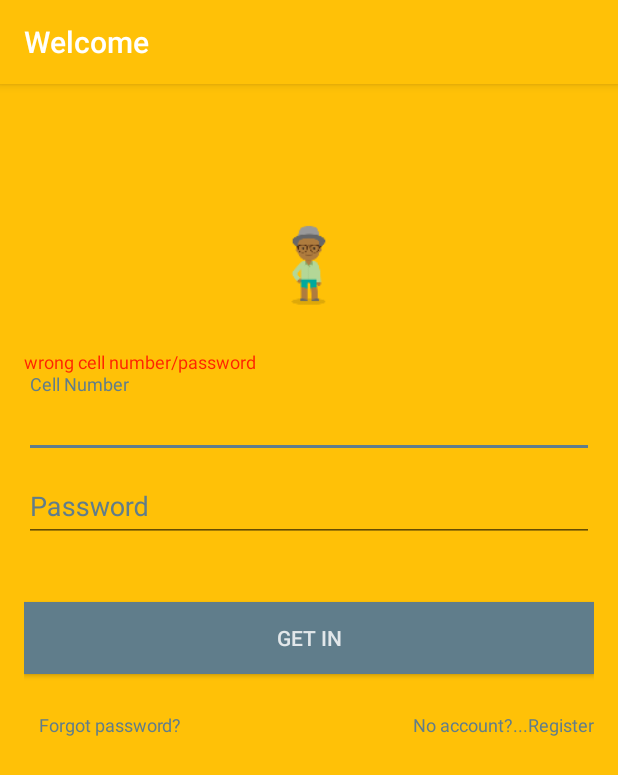
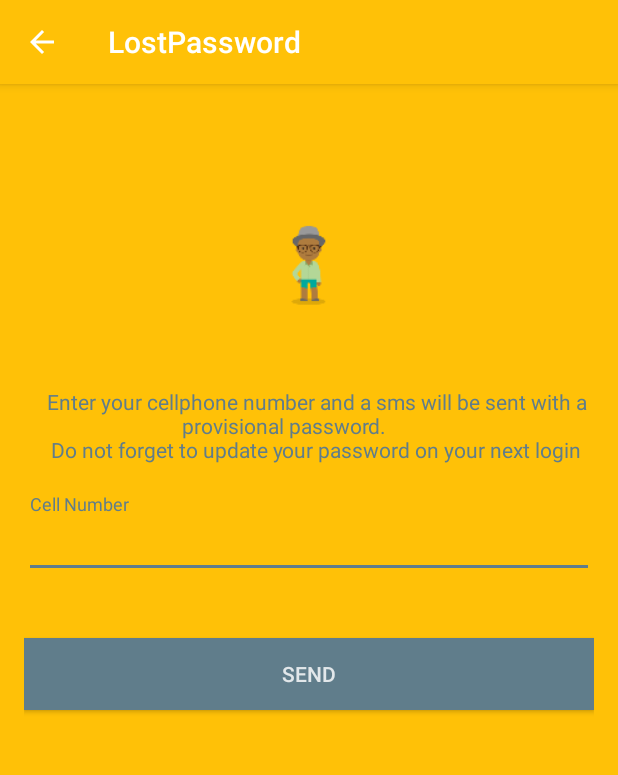
Before and after one commit to LNdame/ansteph_proj, an Android app: the Login screen opened directly, with no data from a screen before it, after a tap on "Forgot password?", on a phone screen of 412 x 824 dp. Shown: the top 775 px of the screen. Run offline under Robolectric (Android 15) with nearby library versions, the phone set to English and light mode, and no system bars; our stand-ins replace Volley; 1 other tap on this screen came first.

Commit message:
lost password half

```diff
--- /dev/null
+++ b/app/src/main/java/ansteph/com/beecab/view/registration/LostPassword.java
@@ -0,0 +1,26 @@
+package ansteph.com.beecab.view.registration;
+
+import android.os.Bundle;
+import android.support.design.widget.FloatingActionButton;
+import android.support.design.widget.Snackbar;
+import android.support.v7.app.AppCompatActivity;
+import android.support.v7.widget.Toolbar;
+import android.view.View;
+
+import ansteph.com.beecab.R;
+
+public class LostPassword extends AppCompatActivity {
+
+    @Override
+    protected void onCreate(Bundle savedInstanceState) {
+        super.onCreate(savedInstanceState);
+        setContentView(R.layout.activity_lost_password);
+        Toolbar toolbar = (Toolbar) findViewById(R.id.toolbar);
+        setSupportActionBar(toolbar);
+
+
+
+        getSupportActionBar().setDisplayHomeAsUpEnabled(true);
+    }
+
+}
--- /dev/null
+++ b/app/src/main/res/layout/activity_lost_password.xml
@@ -0,0 +1,29 @@
+<?xml version="1.0" encoding="utf-8"?>
+<android.support.design.widget.CoordinatorLayout
+    xmlns:android="http://schemas.android.com/apk/res/android"
+    xmlns:app="http://schemas.android.com/apk/res-auto"
+    xmlns:tools="http://schemas.android.com/tools"
+    android:layout_width="match_parent"
+    android:layout_height="match_parent"
+    android:fitsSystemWindows="true"
+    tools:context="ansteph.com.beecab.view.registration.LostPassword">
+
+    <android.support.design.widget.AppBarLayout
+        android:layout_width="match_parent"
+        android:layout_height="wrap_content"
+        android:theme="@style/AppTheme.AppBarOverlay">
+
+        <android.support.v7.widget.Toolbar
+            android:id="@+id/toolbar"
+            android:layout_width="match_parent"
+            android:layout_height="?attr/actionBarSize"
+            android:background="?attr/colorPrimary"
+            app:popupTheme="@style/AppTheme.PopupOverlay"/>
+
+    </android.support.design.widget.AppBarLayout>
+
+    <include layout="@layout/content_lost_password"/>
+
+
+
+</android.support.design.widget.CoordinatorLayout>
--- /dev/null
+++ b/app/src/main/res/layout/content_lost_password.xml
@@ -0,0 +1,92 @@
+<?xml version="1.0" encoding="utf-8"?>
+<LinearLayout
+    xmlns:android="http://schemas.android.com/apk/res/android"
+    xmlns:app="http://schemas.android.com/apk/res-auto"
+    xmlns:tools="http://schemas.android.com/tools"
+    android:layout_width="match_parent"
+    android:layout_height="match_parent"
+    android:paddingBottom="@dimen/activity_vertical_margin"
+    android:paddingLeft="@dimen/activity_horizontal_margin"
+    android:paddingRight="@dimen/activity_horizontal_margin"
+    android:paddingTop="@dimen/activity_vertical_margin"
+    android:orientation="vertical"
+    android:background="@color/colorPrimary"
+    app:layout_behavior="@string/appbar_scrolling_view_behavior"
+    tools:context="ansteph.com.beecab.view.registration.LostPassword"
+    tools:showIn="@layout/activity_lost_password">
+
+    <ImageView
+        android:layout_width="60dp"
+        android:layout_height="60dp"
+        android:layout_gravity="center_horizontal"
+        android:layout_marginBottom="25dp"
+        android:layout_marginTop="75dp"
+        android:src="@mipmap/ic_vusi" />
+    <RelativeLayout
+        android:layout_width="match_parent"
+        android:layout_height="wrap_content"
+        android:layout_marginTop="25dp"
+        android:layout_marginLeft="10dp"
+        android:layout_marginBottom="20dp"
+        android:orientation="horizontal">
+        <TextView
+            android:layout_width="match_parent"
+            android:layout_height="wrap_content"
+            android:textAppearance="?android:attr/textAppearanceSmall"
+            android:text="Enter your cellphone number and a sms will be sent with a provisional password.
+            \nDo not forget to update your password on your next login"
+            android:clickable="true"
+android:gravity="center_horizontal"
+            android:textColor="@color/colorAccent"
+            android:id="@+id/txtForgotPwd"
+            android:layout_alignParentLeft="true"
+            android:layout_gravity="center|bottom"
+            android:layout_alignParentEnd="true"/>
+
+
+
+    </RelativeLayout>
+
+
+    <TextView
+        android:layout_width="wrap_content"
+        android:layout_height="wrap_content"
+        android:text="wrong cell number/password"
+        android:visibility="gone"
+        android:textSize="12sp"
+        android:layout_marginRight="40dp"
+        android:textColor="@color/alert"
+        android:id="@+id/txtAlertMsg"
+        android:layout_gravity="left|bottom" />
+
+    <android.support.design.widget.TextInputLayout
+        android:id="@+id/input_layout_password"
+        android:layout_width="match_parent"
+        android:textColorHint="@color/colorAccent"
+        android:layout_height="wrap_content">
+
+        <EditText
+            android:id="@+id/input_cell"
+            android:layout_width="match_parent"
+            android:layout_height="wrap_content"
+            android:textColor="@color/colorAccent"
+            android:textColorHint="@color/colorAccent"
+            android:inputType="phone"
+            android:hint="@string/hint_mobile"
+            />
+    </android.support.design.widget.TextInputLayout>
+
+
+
+
+    <Button android:id="@+id/btn_signup"
+            android:layout_width="fill_parent"
+            android:layout_height="wrap_content"
+            android:text="@string/btn_send_forgotten"
+            android:elevation="8dp"
+            android:background="@color/colorAccent"
+            android:onClick="logClient"
+            android:layout_marginTop="40dp"
+            android:textColor="@color/white"/>
+
+</LinearLayout>
--- a/app/src/main/res/values/dimens.xml
+++ b/app/src/main/res/values/dimens.xml
@@ -35,7 +35,6 @@
     <!--End Dimension for the card -->
 
 
-
     <dimen name="dots_height">30dp</dimen>
     <dimen name="dots_margin_bottom">20dp</dimen>
     <dimen name="img_width_height">120dp</dimen>
```
Also changed, not shown: app/src/main/AndroidManifest.xml (+18 -0 lines), app/src/main/java/ansteph/com/beecab/view/profile/UpdatePassword.java (added, +24 -0 lines), app/src/main/java/ansteph/com/beecab/view/registration/Login.java (+44 -2 lines), app/src/main/res/layout/activity_update_password.xml (added, +35 -0 lines), app/src/main/res/layout/content_update_password.xml (added, +124 -0 lines), app/src/main/res/values/strings.xml (+11 -6 lines).
